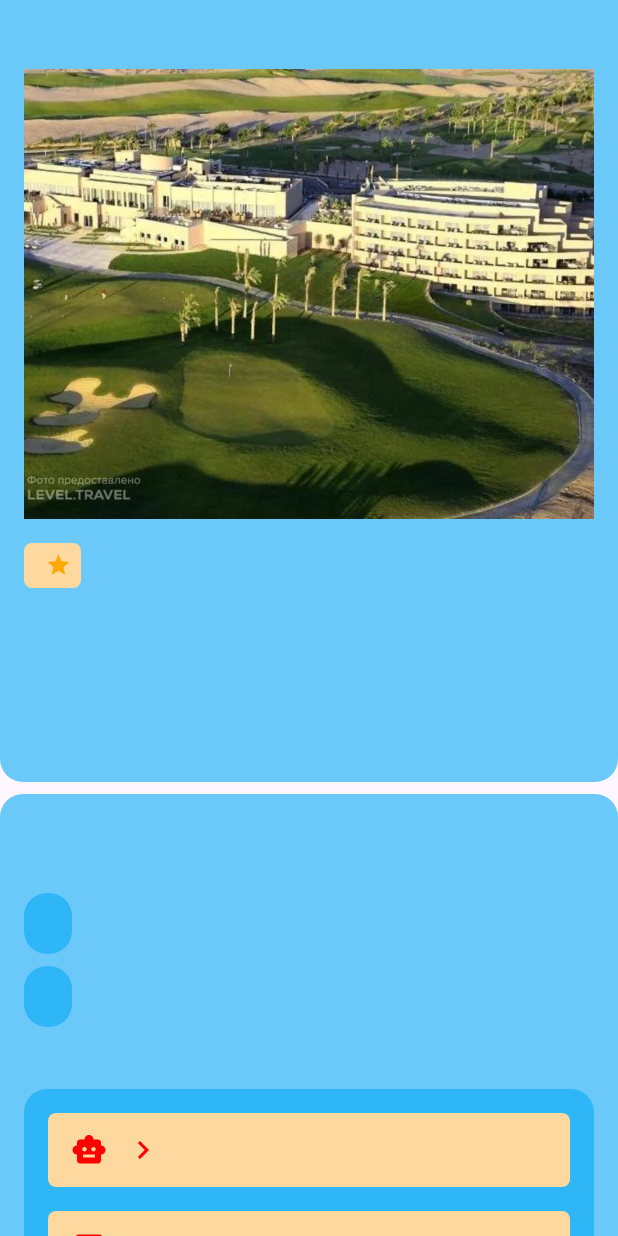
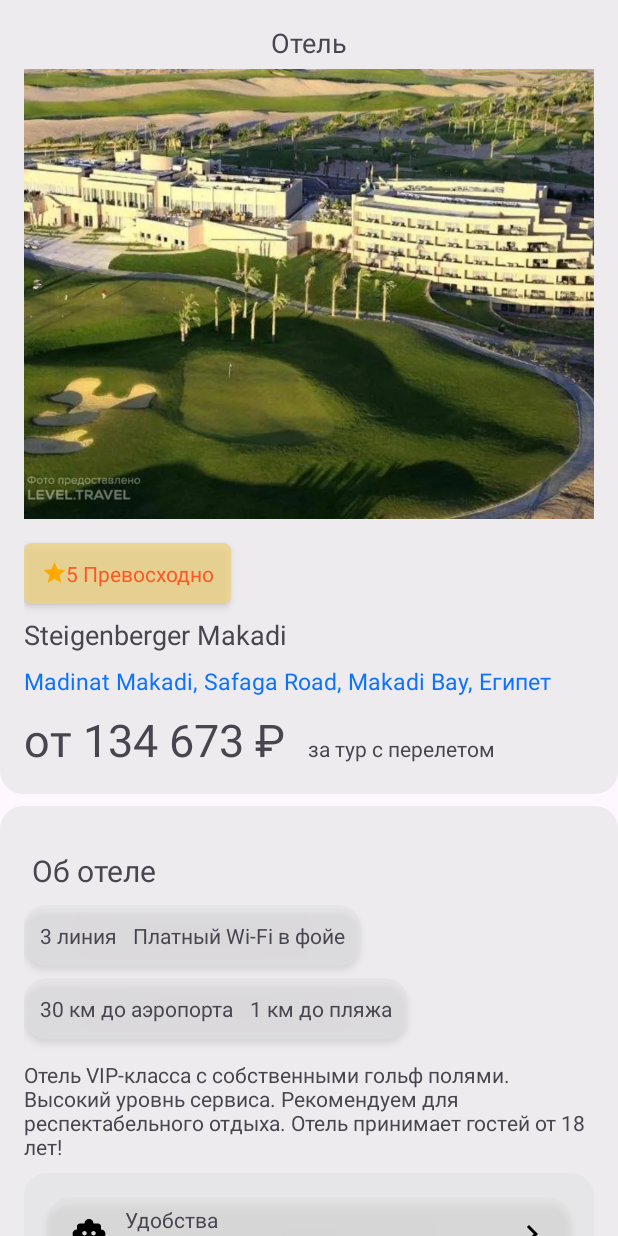
Before and after one commit to aleksandrmatruk/Hotels, an Android app: the fragment Hotel shown on its own in the app's theme, on a phone screen of 412 x 824 dp. Run offline under Robolectric (Android 15) with nearby library versions, the phone set to English and light mode, and no system bars.

Commit message:
- всё пропало, Шеф

```diff
--- a/app/build.gradle.kts
+++ b/app/build.gradle.kts
@@ -33,6 +33,9 @@ android {
     kotlinOptions {
         jvmTarget = "1.8"
     }
+    buildFeatures {
+        viewBinding = true
+    }
 }
 
 dependencies {
--- a/app/src/main/java/com/matalex/hotels/MainActivity.kt
+++ b/app/src/main/java/com/matalex/hotels/MainActivity.kt
@@ -2,10 +2,13 @@ package com.matalex.hotels
 
 import android.os.Bundle
 import androidx.appcompat.app.AppCompatActivity
+import com.matalex.hotels.databinding.ActivityMainBinding
 
 class MainActivity : AppCompatActivity() {
+    private lateinit var binding: ActivityMainBinding
     override fun onCreate(savedInstanceState: Bundle?) {
         super.onCreate(savedInstanceState)
-        setContentView(R.layout.activity_main)
+        binding = ActivityMainBinding.inflate(layoutInflater)
+        setContentView(binding.root)
     }
 }
--- a/app/src/main/res/drawable/shape_rounded_variants.xml
+++ b/app/src/main/res/drawable/shape_rounded_variants.xml
@@ -1,5 +1,5 @@
 <?xml version="1.0" encoding="utf-8"?>
 <shape xmlns:android="http://schemas.android.com/apk/res/android">
-    <solid android:color="#FDD89F" />
+    <solid android:color="#CCEFD485" />
     <corners android:radius="5dp" />
 </shape>
--- a/app/src/main/res/drawable/shape_rounded_variants_card.xml
+++ b/app/src/main/res/drawable/shape_rounded_variants_card.xml
@@ -1,6 +1,6 @@
 <?xml version="1.0" encoding="utf-8"?>
 <shape xmlns:android="http://schemas.android.com/apk/res/android">
-    <solid android:color="#9403A9F4" />
+    <solid android:color="#80DFDFDF" />
     <corners
         android:bottomLeftRadius="15dp"
         android:bottomRightRadius="15dp" />
--- a/app/src/main/res/drawable/shape_rounded_variants_card_2.xml
+++ b/app/src/main/res/drawable/shape_rounded_variants_card_2.xml
@@ -1,5 +1,5 @@
 <?xml version="1.0" encoding="utf-8"?>
 <shape xmlns:android="http://schemas.android.com/apk/res/android">
-    <solid android:color="#9403A9F4" />
+    <solid android:color="#80DFDFDF" />
     <corners android:radius="15dp" />
 </shape>
--- a/app/src/main/res/layout/activity_main.xml
+++ b/app/src/main/res/layout/activity_main.xml
@@ -1,18 +1,13 @@
 <?xml version="1.0" encoding="utf-8"?>
 <androidx.constraintlayout.widget.ConstraintLayout xmlns:android="http://schemas.android.com/apk/res/android"
-    xmlns:app="http://schemas.android.com/apk/res-auto"
     xmlns:tools="http://schemas.android.com/tools"
     android:layout_width="match_parent"
     android:layout_height="match_parent"
     tools:context=".MainActivity">
 
-    <TextView
-        android:layout_width="wrap_content"
-        android:layout_height="wrap_content"
-        android:text="Hello World!"
-        app:layout_constraintBottom_toBottomOf="parent"
-        app:layout_constraintEnd_toEndOf="parent"
-        app:layout_constraintStart_toStartOf="parent"
-        app:layout_constraintTop_toTopOf="parent" />
+    <FrameLayout
+        android:id="@+id/container"
+        android:layout_width="match_parent"
+        android:layout_height="match_parent" />
 
 </androidx.constraintlayout.widget.ConstraintLayout>
--- a/app/src/main/res/layout/fragment_hotel.xml
+++ b/app/src/main/res/layout/fragment_hotel.xml
@@ -1,5 +1,6 @@
 <?xml version="1.0" encoding="utf-8"?>
 <androidx.core.widget.NestedScrollView xmlns:android="http://schemas.android.com/apk/res/android"
+    xmlns:app="http://schemas.android.com/apk/res-auto"
     xmlns:tools="http://schemas.android.com/tools"
     android:layout_width="match_parent"
     android:layout_height="match_parent"
@@ -22,8 +23,8 @@
                 android:layout_width="wrap_content"
                 android:layout_height="wrap_content"
                 android:layout_gravity="center"
-                android:textSize="18sp"
-                tools:text="Отель" />
+                android:text="@string/hotel"
+                android:textSize="18sp" />
 
             <ImageView
                 android:id="@+id/hotel_photos"
@@ -38,27 +39,21 @@
                 android:layout_width="wrap_content"
                 android:layout_height="wrap_content"
                 android:layout_marginTop="16dp"
+                android:elevation="3dp"
                 android:background="@drawable/shape_rounded_variants"
                 android:orientation="horizontal"
                 android:padding="5dp">
 
-                <ImageView
-                    android:id="@+id/ic_star"
-                    android:layout_width="wrap_content"
-                    android:layout_height="wrap_content"
-                    android:layout_gravity="center"
-                    android:layout_marginStart="10dp"
-                    android:background="@android:color/transparent"
-                    android:src="@drawable/ic_star"
-                    tools:ignore="ContentDescription" />
 
                 <TextView
                     android:id="@+id/hotel_grade"
                     android:layout_width="wrap_content"
                     android:layout_height="wrap_content"
                     android:layout_marginStart="2dp"
-                    android:textColor="#FFA800"
-                    tools:text="5 Превосходно" />
+                    android:padding="5dp"
+                    android:text="@string/excellent"
+                    android:textColor="#FF5722"
+                    app:drawableStartCompat="@drawable/ic_star" />
 
             </LinearLayout>
 
@@ -67,17 +62,17 @@
                 android:layout_width="wrap_content"
                 android:layout_height="wrap_content"
                 android:layout_marginTop="8dp"
-                android:textSize="18sp"
-                tools:text="Steigenberger Makadi" />
+                android:text="@string/hotel_name"
+                android:textSize="18sp" />
 
             <TextView
                 android:id="@+id/hotel_address"
                 android:layout_width="wrap_content"
                 android:layout_height="wrap_content"
                 android:layout_marginTop="8dp"
+                android:text="@string/hotel_address"
                 android:textColor="#0D72FF"
-                android:textSize="17sp"
-                tools:text="Madinat Makadi, Safaga Road, Makadi Bay, Египет" />
+                android:textSize="15sp" />
 
             <LinearLayout
                 android:layout_width="wrap_content"
@@ -89,15 +84,15 @@
                     android:id="@+id/price"
                     android:layout_width="wrap_content"
                     android:layout_height="wrap_content"
-                    android:textSize="30sp"
-                    tools:text="от 134 673 ₽" />
+                    android:text="@string/price"
+                    android:textSize="30sp" />
 
                 <TextView
                     android:id="@+id/price_description"
                     android:layout_width="wrap_content"
                     android:layout_height="wrap_content"
                     android:layout_marginStart="15dp"
-                    tools:text="за тур с перелетом" />
+                    android:text="@string/price_description" />
 
             </LinearLayout>
 
@@ -112,32 +107,36 @@
             android:padding="16dp">
 
             <TextView
+                android:id="@+id/description_title"
                 android:layout_width="wrap_content"
                 android:layout_height="wrap_content"
                 android:layout_marginTop="8dp"
                 android:padding="5dp"
-                    android:textSize="20sp"
-                    tools:text="Об отеле" />
+                android:text="@string/description_title"
+                android:textSize="20sp" />
 
             <LinearLayout
                 android:layout_width="wrap_content"
                 android:layout_height="wrap_content"
                 android:layout_marginVertical="4dp"
                 android:background="@drawable/shape_rounded_variants_card_2"
+                android:elevation="3dp"
                 android:orientation="horizontal"
                 android:padding="5dp">
 
                 <TextView
+                    android:id="@+id/line3"
                     android:layout_width="wrap_content"
                     android:layout_height="wrap_content"
                     android:layout_margin="5dp"
-                        tools:text="3 линия" />
+                    android:text="@string/line_3" />
 
                 <TextView
+                    android:id="@+id/paid_wifi"
                     android:layout_width="wrap_content"
                     android:layout_height="wrap_content"
                     android:layout_margin="5dp"
-                        tools:text="Платный Wi-Fi в фойе" />
+                    android:text="@string/paid_wifi" />
 
             </LinearLayout>
 
@@ -146,28 +145,32 @@
                 android:layout_height="wrap_content"
                 android:layout_marginVertical="4dp"
                 android:background="@drawable/shape_rounded_variants_card_2"
+                android:elevation="3dp"
                 android:orientation="horizontal"
                 android:padding="5dp">
 
                 <TextView
+                    android:id="@+id/km30"
                     android:layout_width="wrap_content"
                     android:layout_height="wrap_content"
                     android:layout_margin="5dp"
-                        tools:text="30 км до аэропорта" />
+                    android:text="@string/km_30" />
 
                 <TextView
+                    android:id="@+id/km1"
                     android:layout_width="wrap_content"
                     android:layout_height="wrap_content"
                     android:layout_margin="5dp"
-                        tools:text="1 км до пляжа" />
+                    android:text="@string/km_1" />
 
             </LinearLayout>
 
             <TextView
+                android:id="@+id/hotel_description"
                 android:layout_width="wrap_content"
                 android:layout_height="wrap_content"
                 android:layout_marginTop="10dp"
-                    tools:text="Отель VIP-класса с собственными гольф полями. Высокий уровнь сервиса. Рекомендуем для респектабельного отдыха. Отель принимает гостей от 18 лет!" />
+                android:text="@string/hotel_description" />
 
             <LinearLayout
                 android:layout_width="match_parent"
@@ -182,7 +185,62 @@
                     android:layout_width="match_parent"
                     android:layout_height="wrap_content"
                     android:layout_margin="8dp"
-                        android:background="@drawable/shape_rounded_variants"
+                    android:background="@drawable/shape_rounded_variants_card_2"
+                    android:elevation="3dp"
+                    android:orientation="horizontal"
+                    android:padding="5dp">
+
+                    <ImageView
+                        android:id="@+id/ic_smile"
+                        android:layout_width="wrap_content"
+                        android:layout_height="wrap_content"
+                        android:layout_gravity="center"
+                        android:layout_marginStart="10dp"
+                        android:layout_marginEnd="10dp"
+                        android:background="@android:color/transparent"
+                        android:src="@drawable/smile"
+                        app:tint="@color/black" />
+
+                    <LinearLayout
+                        android:layout_width="wrap_content"
+                        android:layout_height="wrap_content"
+                        android:orientation="vertical">
+
+                        <TextView
+                            android:id="@+id/facilities"
+                            android:layout_width="wrap_content"
+                            android:layout_height="wrap_content"
+                            android:layout_marginStart="2dp"
+                            android:text="@string/facilities" />
+
+                        <TextView
+                            android:id="@+id/essentials_facilities"
+                            android:layout_width="wrap_content"
+                            android:layout_height="wrap_content"
+                            android:layout_marginStart="2dp"
+                            android:text="@string/essentials" />
+
+                    </LinearLayout>
+
+
+                    <ImageView
+                        android:layout_width="wrap_content"
+                        android:layout_height="wrap_content"
+                        android:layout_gravity="center"
+                        android:layout_marginStart="125dp"
+                        android:background="@android:color/transparent"
+                        android:src="@drawable/arrow_right"
+                        app:tint="@color/black"
+                        tools:ignore="ContentDescription" />
+
+                </LinearLayout>
+
+                <LinearLayout
+                    android:layout_width="match_parent"
+                    android:layout_height="wrap_content"
+                    android:layout_margin="8dp"
+                    android:background="@drawable/shape_rounded_variants_card_2"
+                    android:elevation="3dp"
                     android:orientation="horizontal"
                     android:padding="5dp">
 
@@ -191,55 +249,10 @@
                         android:layout_height="wrap_content"
                         android:layout_gravity="center"
                         android:layout_marginStart="10dp"
+                        android:layout_marginEnd="10dp"
                         android:background="@android:color/transparent"
-                            android:src="@drawable/smile" />
-
-                        <LinearLayout
-                            android:layout_width="wrap_content"
-                            android:layout_height="wrap_content"
-                            android:orientation="vertical">
-
-                            <TextView
-                                android:layout_width="wrap_content"
-                                android:layout_height="wrap_content"
-                                android:layout_marginStart="2dp"
-                                tools:text="Удобства" />
-
-                            <TextView
-                                android:layout_width="wrap_content"
-                                android:layout_height="wrap_content"
-                                android:layout_marginStart="2dp"
-                                tools:text="Самое необходимое" />
-
-                        </LinearLayout>
-
-
-                        <ImageView
-                            android:layout_width="wrap_content"
-                            android:layout_height="wrap_content"
-                            android:layout_gravity="center"
-                            android:layout_marginStart="10dp"
-                            android:background="@android:color/transparent"
-                            android:src="@drawable/arrow_right"
-                            tools:ignore="ContentDescription" />
-
-                    </LinearLayout>
-
-                    <LinearLayout
-                        android:layout_width="match_parent"
-                        android:layout_height="wrap_content"
-                        android:layout_margin="8dp"
-                        android:background="@drawable/shape_rounded_variants"
-                        android:orientation="horizontal"
-                        android:padding="5dp">
-
-                        <ImageView
-                            android:layout_width="wrap_content"
-                            android:layout_height="wrap_content"
-                            android:layout_gravity="center"
-                            android:layout_marginStart="10dp"
-                            android:background="@android:color/transparent"
-                            android:src="@drawable/check" />
+                        android:src="@drawable/check"
+                        app:tint="@color/black" />
 
                     <LinearLayout
                         android:layout_width="wrap_content"
@@ -265,9 +278,10 @@
                         android:layout_width="wrap_content"
                         android:layout_height="wrap_content"
                         android:layout_gravity="center"
-                            android:layout_marginStart="10dp"
+                        android:layout_marginStart="125dp"
                         android:background="@android:color/transparent"
                         android:src="@drawable/arrow_right"
+                        app:tint="@color/black"
                         tools:ignore="ContentDescription" />
 
                 </LinearLayout>
@@ -276,8 +290,8 @@
                     android:layout_width="match_parent"
                     android:layout_height="wrap_content"
                     android:layout_margin="8dp"
-
-                        android:background="@drawable/shape_rounded_variants"
+                    android:background="@drawable/shape_rounded_variants_card_2"
+                    android:elevation="3dp"
                     android:orientation="horizontal"
                     android:padding="5dp">
 
@@ -286,8 +300,10 @@
                         android:layout_height="wrap_content"
                         android:layout_gravity="center"
                         android:layout_marginStart="10dp"
+                        android:layout_marginEnd="10dp"
                         android:background="@android:color/transparent"
-                            android:src="@drawable/cancel" />
+                        android:src="@drawable/cancel"
+                        app:tint="@color/black" />
 
                     <LinearLayout
                         android:layout_width="wrap_content"
@@ -313,9 +329,10 @@
                         android:layout_width="wrap_content"
                         android:layout_height="wrap_content"
                         android:layout_gravity="center"
-                            android:layout_marginStart="10dp"
+                        android:layout_marginStart="125dp"
                         android:background="@android:color/transparent"
                         android:src="@drawable/arrow_right"
+                        app:tint="@color/black"
                         tools:ignore="ContentDescription" />
 
                 </LinearLayout>
@@ -325,10 +342,12 @@
 
 
             <Button
+                android:id="@+id/btn_toRooms"
                 android:layout_width="match_parent"
                 android:layout_height="wrap_content"
                 android:layout_marginTop="10dp"
-                    android:text="К выбору номера" />
+                android:backgroundTint="@android:color/holo_blue_dark"
+                android:text="@string/to_rooms" />
 
         </LinearLayout>
 
--- a/app/src/main/res/values/strings.xml
+++ b/app/src/main/res/values/strings.xml
@@ -2,4 +2,19 @@
     <string name="app_name">Hotels</string>
     <string name="hello_blank_fragment">Hello blank fragment</string>
     <string name="title">Отель</string>
+    <string name="hotel">Отель</string>
+    <string name="excellent">5 Превосходно</string>
+    <string name="hotel_name">Steigenberger Makadi</string>
+    <string name="hotel_address">Madinat Makadi, Safaga Road, Makadi Bay, Египет</string>
+    <string name="price">от 134 673 ₽</string>
+    <string name="price_description">за тур с перелетом</string>
+    <string name="description_title">Об отеле</string>
+    <string name="line_3">3 линия</string>
+    <string name="paid_wifi">Платный Wi-Fi в фойе</string>
+    <string name="km_30">30 км до аэропорта</string>
+    <string name="km_1">1 км до пляжа</string>
+    <string name="hotel_description">Отель VIP-класса с собственными гольф полями. Высокий уровнь сервиса. Рекомендуем для респектабельного отдыха. Отель принимает гостей от 18 лет!</string>
+    <string name="facilities">Удобства</string>
+    <string name="essentials">Самое необходимое</string>
+    <string name="to_rooms">К выбору номера</string>
 </resources>
```
Lines whose indentation alone changed are shown as unchanged.
